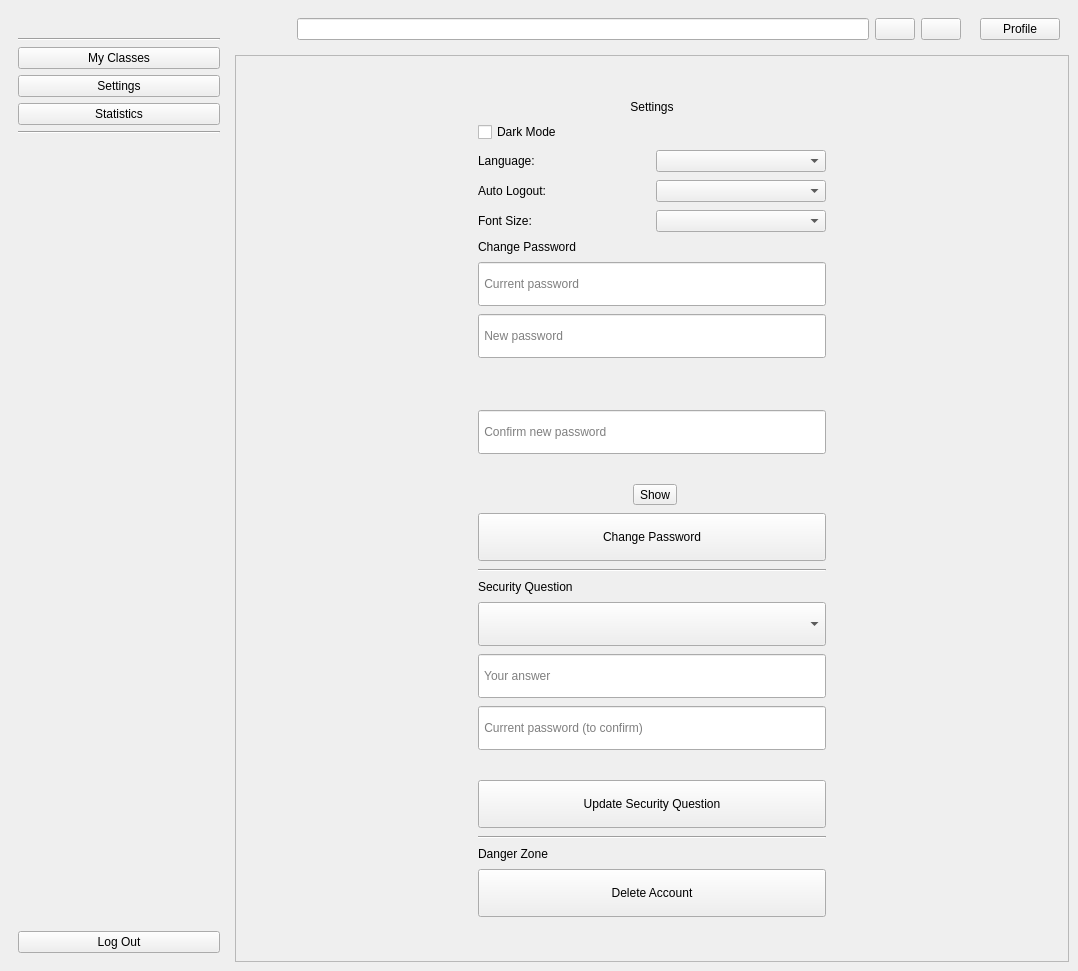
Above: ui/main_window.ui from imndllnuri/students-attendance-app before the change. Below: the same form after it.
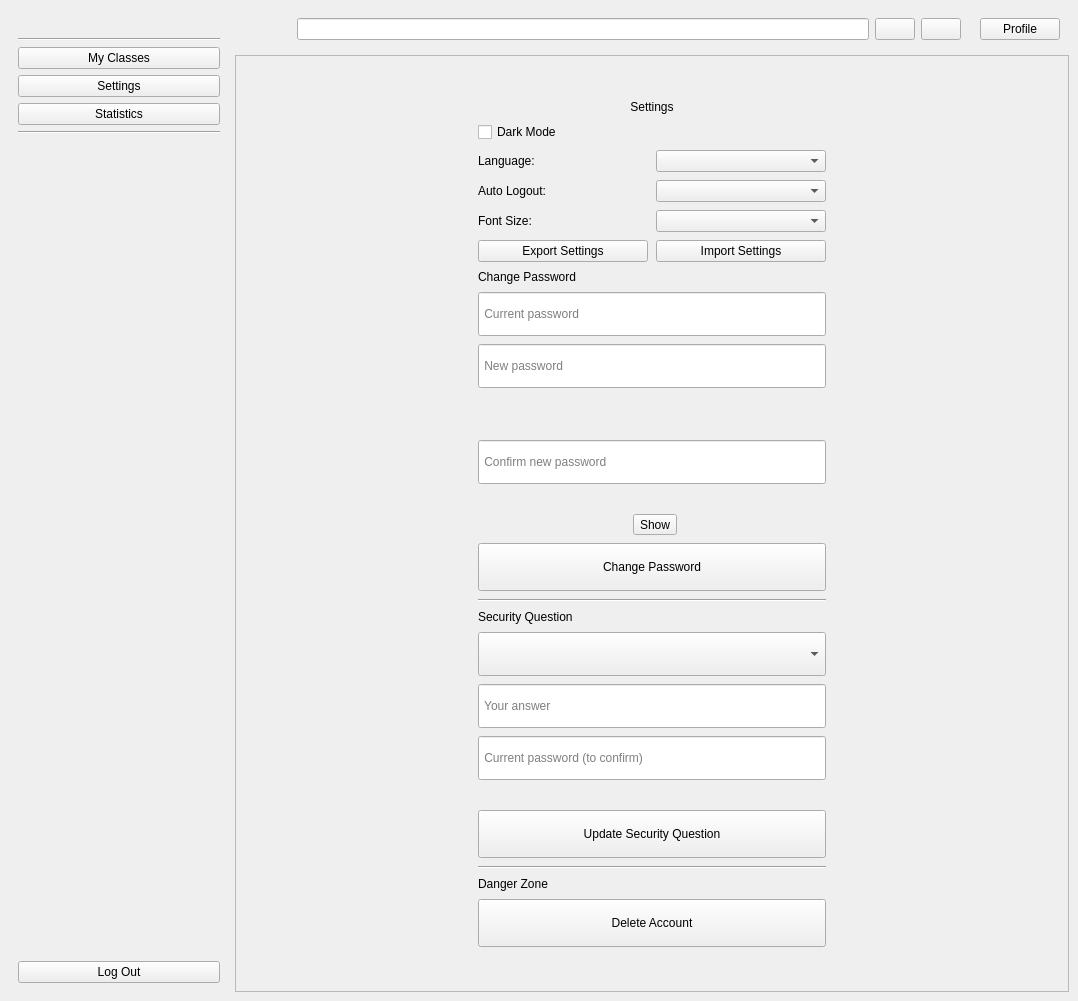
That is the form after the change. The open tabs and pages were chosen to show the change. Icons and pictures are not drawn.

Commit message:
#37: Export/import app settings as JSON
"Export Settings"/"Import Settings" on the Settings page bundle theme,
language, session-timeout, list-density, and font-scale preferences
into a JSON file; importing applies each one live (language applies on
next launch, consistent with #28's existing behavior).

What changed in the file:
```diff
--- a/ui/main_window.ui
+++ b/ui/main_window.ui
@@ -328,6 +328,20 @@
                  </item>
                 </layout>
                </item>
+               <item>
+                <layout class="QHBoxLayout" name="settings_export_import_row">
+                 <item>
+                  <widget class="QPushButton" name="export_settings_btn">
+                   <property name="text"><string>Export Settings</string></property>
+                  </widget>
+                 </item>
+                 <item>
+                  <widget class="QPushButton" name="import_settings_btn">
+                   <property name="text"><string>Import Settings</string></property>
+                  </widget>
+                 </item>
+                </layout>
+               </item>
                <item>
                 <widget class="QLabel" name="change_password_section_lbl">
                  <property name="text"><string>Change Password</string></property>
```
The commit also changes 3 other files.
